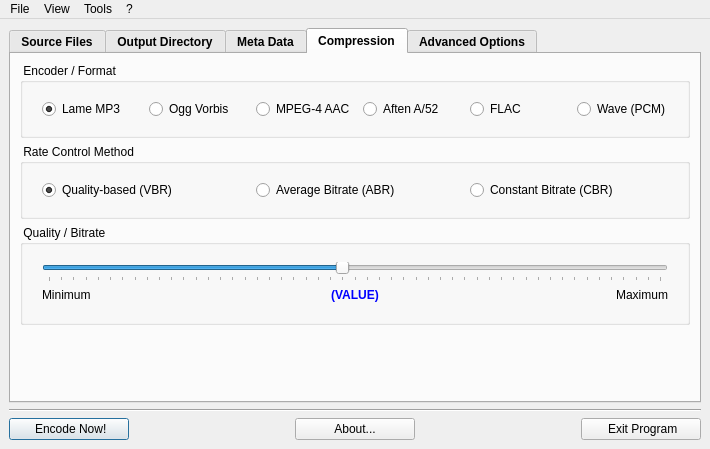
First picture: the form in gui/MainWindow.ui, repository lordmulder/LameXP, before the edit.
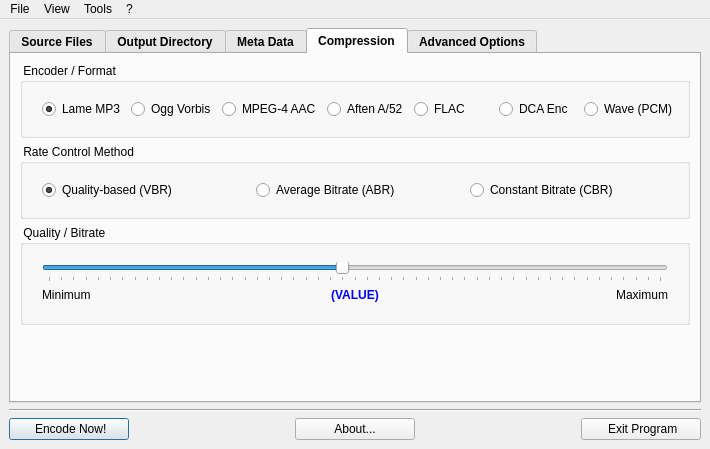
Second picture: the form after the edit. The open tabs and pages were chosen to show the change. Icons and pictures are not drawn.

The edit to the form file:
```diff
--- a/gui/MainWindow.ui
+++ b/gui/MainWindow.ui
@@ -770,7 +770,7 @@
                    </property>
                   </widget>
                  </item>
-                 <item row="0" column="6">
+                 <item row="0" column="7">
                   <widget class="QRadioButton" name="radioButtonEncoderPCM">
                    <property name="text">
                     <string>Wave (PCM)</string>
@@ -807,6 +807,13 @@
                    </property>
                   </widget>
                  </item>
+                 <item row="0" column="6">
+                  <widget class="QRadioButton" name="radioButtonEncoderDCA">
+                   <property name="text">
+                    <string>DCA Enc</string>
+                   </property>
+                  </widget>
+                 </item>
                 </layout>
                </item>
               </layout>
```
Left out of the diff: 4 changed lines with no effect on the pictures.
